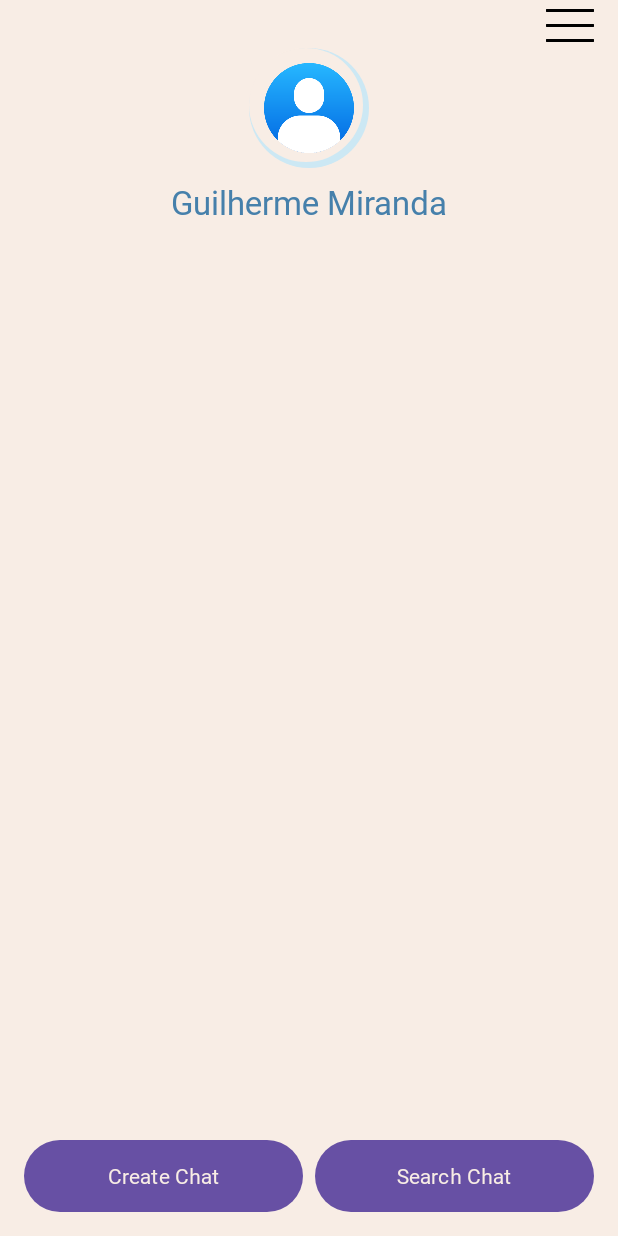
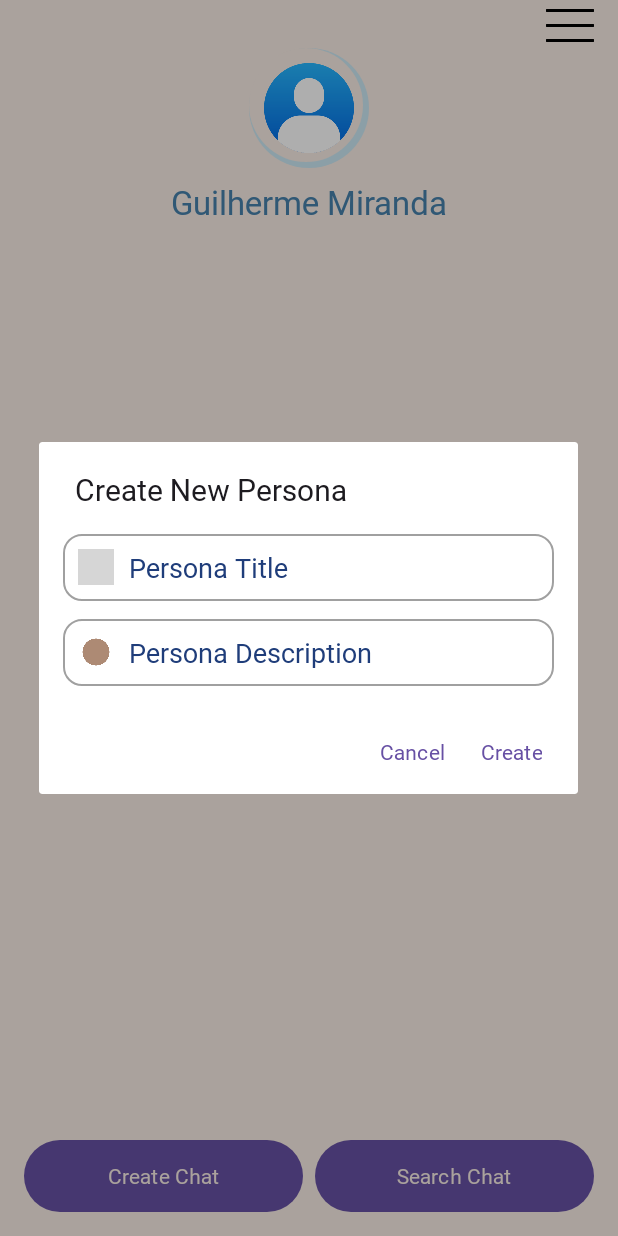
Before and after one commit to GuilhermeWah/AIPersonas, an Android app: the MainActivity screen opened directly, with no data from a screen before it, after a tap on "Create Chat", on a phone screen of 412 x 824 dp. Run offline under Robolectric (Android 15) with nearby library versions, the phone set to English and light mode, and no system bars; our stand-ins replace Firebase (no records; nobody signed in at launch, a user with empty details on screens opened directly), Room's generated code; grey boxes are pictures that could not be loaded.

Commit message:
--->  offline & online sync --->  database logic finished; --->  both room and firestore working; --->  implemented the createPersona functionality; --->  well done (=

```diff
--- a/app/src/main/java/com/example/aipersonas/activities/ChatActivity.java
+++ b/app/src/main/java/com/example/aipersonas/activities/ChatActivity.java
@@ -21,10 +21,10 @@ public class ChatActivity extends AppCompatActivity {
     @Override
     protected void onCreate(Bundle savedInstanceState) {
 
-        sendButton = findViewById(R.id.buttonSendMessage);
-
         super.onCreate(savedInstanceState);
         setContentView(R.layout.activity_chat);
+
+        sendButton = findViewById(R.id.buttonSendMessage);
 
         // Retrieve the chatId from the intent and use it to load chat messages
         int chatId = getIntent().getIntExtra("chatId", -1);
--- a/app/src/main/java/com/example/aipersonas/activities/MainActivity.java
+++ b/app/src/main/java/com/example/aipersonas/activities/MainActivity.java
@@ -2,10 +2,13 @@ package com.example.aipersonas.activities;
 
 import android.content.Intent;
 import android.os.Bundle;
+import android.view.LayoutInflater;
 import android.view.View;
 import android.widget.Button;
+import android.widget.EditText;
 import android.widget.Toast;
 import androidx.annotation.NonNull;
+import androidx.appcompat.app.AlertDialog;
 import androidx.appcompat.app.AppCompatActivity;
 import androidx.lifecycle.ViewModelProvider;
 import androidx.recyclerview.widget.GridLayoutManager;
@@ -14,6 +17,7 @@ import androidx.recyclerview.widget.RecyclerView;
 import com.example.aipersonas.R;
 import com.example.aipersonas.adapters.PersonaAdapter;
 import com.example.aipersonas.models.Persona;
+import com.example.aipersonas.repositories.PersonaRepository;
 import com.example.aipersonas.viewmodels.PersonaViewModel;
 
 import java.util.ArrayList;
@@ -73,21 +77,65 @@ public class MainActivity extends AppCompatActivity implements PersonaAdapter.On
             }
         });
 
+        // create new persona chat button
+        createNewChatButton.setOnClickListener(v -> showCreateChatDialog());
 
-
-        // Create New Chat Button Action
-        createNewChatButton.setOnClickListener(v -> {
-            // Redirect to Create Persona Activity
-            Intent intent = new Intent(MainActivity.this, MainActivity.class);
-            startActivity(intent);
-        });
-
-        // Search Chat Button Action
+        // @TODO: search chat button
         searchChatButton.setOnClickListener(v -> {
             // Implement search functionality
             Toast.makeText(MainActivity.this, "Search Chat functionality coming soon...", Toast.LENGTH_SHORT).show();
         });
     }
+
+    //  show dialog for creating a new persona/chat
+    private void showCreateChatDialog() {
+        // Inflate the dialog layout
+        LayoutInflater inflater = LayoutInflater.from(this);
+        View dialogView = inflater.inflate(R.layout.create_personamodal, null);
+
+        // Initialize the EditTexts from the modal  layout we created
+        EditText personaTitleEditText = dialogView.findViewById(R.id.editTextPersonaTitle);
+        EditText personaDescriptionEditText = dialogView.findViewById(R.id.editTextPersonaDescription);
+
+        // build and show the modal
+        new AlertDialog.Builder(this)
+                .setTitle("Create New Persona")
+                .setView(dialogView)
+                .setPositiveButton("Create", (dialog, which) -> {
+                    String title = personaTitleEditText.getText().toString().trim();
+                    String description = personaDescriptionEditText.getText().toString().trim();
+
+                    if (!title.isEmpty() && !description.isEmpty()) {
+                        // here we are creating the persona and storing it on the db
+                        Persona newPersona = new Persona(title, description);
+                        personaViewModel.insert(newPersona);
+
+                        Toast.makeText(MainActivity.this, "Persona created successfully!", Toast.LENGTH_SHORT).show();
+                    } else {
+                        Toast.makeText(MainActivity.this, "Please enter a title and description!", Toast.LENGTH_SHORT).show();
+                    }
+                })
+                .setNegativeButton("Cancel", (dialog, which) -> dialog.dismiss())
+                .create()
+                .show();
+    }
+
+    private void deletePersona(Persona persona) {
+        personaViewModel.delete(persona, new PersonaRepository.FirestoreCallback() {
+            @Override
+            public void onSuccess() {
+                // Persona successfully deleted
+                Toast.makeText(MainActivity.this, "Persona deleted", Toast.LENGTH_SHORT).show();
+            }
+
+            @Override
+            public void onFailure(Exception e) {
+                // Failed to delete persona
+                Toast.makeText(MainActivity.this, "Failed to delete persona: " + e.getMessage(), Toast.LENGTH_SHORT).show();
+            }
+        });
+    }
+
 
     @Override
     public void onPersonaClick(Persona persona) {
@@ -99,23 +147,34 @@ public class MainActivity extends AppCompatActivity implements PersonaAdapter.On
 
     @Override
     public void onPersonaLongClick(Persona persona) {
-        // Display options for favorite or delete persona
-        // Implement context menu or dialog for additional actions
-        Toast.makeText(this, "Long press options: Favorite or Delete", Toast.LENGTH_SHORT).show();
+        // Create an AlertDialog to give user options for delete or favorite
+        new AlertDialog.Builder(this)
+                .setTitle("Choose Action")
+                .setItems(new String[]{"Delete", "Favorite"}, (dialog, which) -> {
+                    switch (which) {
+                        case 0: // Delete
+                            deletePersona(persona);
+                            break;
+                        case 1: // Favorite
+                            //@TODO:favoritePersona(persona);
+                            break;
+                    }
+                })
+                .show();
     }
-
+    //dummy datam just to test.
     @NonNull
     private List<Persona> createDummyPersonas() {
         List<Persona> personas = new ArrayList<>();
-        personas.add(new Persona("899","Cybersecurity Expert", "Protects your data and enhances digital security."));
-        personas.add(new Persona("990","Culture Specialist", "Helps with translations and cultural insights."));
-        personas.add(new Persona("991","Medical Advisor", "Offers general health and wellness tips."));
-        personas.add(new Persona("992","Financial Consultant", "Guides you in budgeting and investments."));
-        personas.add(new Persona("993","Mental Health Coach", "Supports emotional well-being and mindfulness."));
-        personas.add(new Persona("994","Travel Planner", "Plans your trips with custom itineraries."));
-        personas.add(new Persona("995","Fitness Instructor", "Provides workout routines and fitness advice."));
-        personas.add(new Persona("996","Recipe Guru", "Suggests easy recipes for every occasion."));
-        personas.add(new Persona("997","History Enthusiast", "Explores major historical events and figures."));
+        personas.add(new Persona( "Cybersecurity Expert", "Protects your data and enhances digital security."));
+        personas.add(new Persona( "Culture Specialist", "Helps with translations and cultural insights."));
+        personas.add(new Persona( "Medical Advisor", "Offers general health and wellness tips."));
+        personas.add(new Persona( "Financial Consultant", "Guides you in budgeting and investments."));
+        personas.add(new Persona( "Mental Health Coach", "Supports emotional well-being and mindfulness."));
+        personas.add(new Persona( "Travel Planner", "Plans your trips with custom itineraries."));
+        personas.add(new Persona( "Fitness Instructor", "Provides workout routines and fitness advice."));
+        personas.add(new Persona( "Recipe Guru", "Suggests easy recipes for every occasion."));
+        personas.add(new Persona( "History Enthusiast", "Explores major historical events and figures."));
         return personas;
     }
 }
--- a/app/src/main/java/com/example/aipersonas/adapters/PersonaAdapter.java
+++ b/app/src/main/java/com/example/aipersonas/adapters/PersonaAdapter.java
@@ -47,7 +47,7 @@ public class PersonaAdapter extends RecyclerView.Adapter<PersonaAdapter.PersonaV
     @Override
     public void onBindViewHolder(@NonNull PersonaViewHolder holder, int position) {
         Persona persona = personaList.get(position);
-        holder.title.setText(persona.getDescription());
+        holder.title.setText(persona.getName());
         holder.description.setText(persona.getDescription());
 
         holder.itemView.setOnClickListener(v -> chatClickListener.onPersonaClick(persona));
--- a/app/src/main/java/com/example/aipersonas/databases/ChatDAO.java
+++ b/app/src/main/java/com/example/aipersonas/databases/ChatDAO.java
@@ -6,10 +6,7 @@ import androidx.room.Delete;
 import androidx.room.Insert;
 import androidx.room.Query;
 import androidx.room.Update;
-import androidx.room.OnConflictStrategy;
-
 import com.example.aipersonas.models.Chat;
-
 import java.util.List;
 
 @Dao
@@ -24,9 +21,11 @@ public interface ChatDAO {
     @Delete
     void delete(Chat chat);
 
+    /*
     @Query("SELECT * FROM chat_table WHERE userId = :userId ORDER BY timestamp DESC")
     LiveData<List<Chat>> getChatsForPersona(int personaId);
+    */
 
-    @Query("SELECT * FROM chat_table")
-    LiveData<List<Chat>> getAllChats();
+    @Query("SELECT * FROM chat_table WHERE userId = :userId ORDER BY timestamp DESC")
+    LiveData<List<Chat>> getAllChats(String userId);
 }
--- a/app/src/main/java/com/example/aipersonas/databases/ChatDatabase.java
+++ b/app/src/main/java/com/example/aipersonas/databases/ChatDatabase.java
@@ -9,7 +9,7 @@ import androidx.room.RoomDatabase;
 import com.example.aipersonas.models.Chat;
 import com.example.aipersonas.models.Persona;
 
-@Database(entities = {Persona.class, Chat.class}, version = 4, exportSchema = false)
+@Database(entities = {Persona.class, Chat.class}, version = 5, exportSchema = false)
 public abstract class ChatDatabase extends RoomDatabase {
 
     private static ChatDatabase instance;
--- a/app/src/main/java/com/example/aipersonas/models/Chat.java
+++ b/app/src/main/java/com/example/aipersonas/models/Chat.java
@@ -16,6 +16,7 @@ public class Chat {
 
     // Constructor
     public Chat(String userId,String personaId, String personaTitle, String lastMessage, long timestamp) {
+        this.userId = userId;
         this.personaId = personaId;
         this.personaTitle = personaTitle;
         this.lastMessage = lastMessage;
@@ -27,9 +28,14 @@ public class Chat {
         return chatId;
     }
 
+    public String getUserId() {
+        return userId;
+    }
+
     public void setChatId(int chatId) {
         this.chatId = chatId;
     }
+
     public void setLastMessage (String lastMessage){
         this.lastMessage = lastMessage;
     }
--- a/app/src/main/java/com/example/aipersonas/repositories/PersonaRepository.java
+++ b/app/src/main/java/com/example/aipersonas/repositories/PersonaRepository.java
@@ -48,6 +48,11 @@ public class PersonaRepository {
         }
     }
 
+    public interface FirestoreCallback {
+        void onSuccess();
+        void onFailure(Exception e);
+    }
+
 // Fetch personas from Firestore and cache them in Room
 private void fetchPersonasFromFirestore() {
 
@@ -60,7 +65,7 @@ private void fetchPersonasFromFirestore() {
                     // Clear old data to avoid duplication
                     personaDAO.deleteAll();
 
-                    // Insert fetched data into Room
+                    // data we fetched is inserted on room; sync online and offline
                     for (DocumentSnapshot document : queryDocumentSnapshots) {
                         Persona persona = document.toObject(Persona.class);
                         personaDAO.insert(persona);
@@ -73,7 +78,7 @@ private void fetchPersonasFromFirestore() {
             });
 }
 
-// Method to return all Personas (from Room database)
+// this method returns all the personas from the roomDB
 public LiveData<List<Persona>> getAllPersonas() {
     return allPersonas; // Data is sourced from Room, which acts as the local cache
 }
@@ -123,7 +128,7 @@ public LiveData<List<Persona>> getAllPersonas() {
     }
 
     // Method to delete a Persona
-    public void delete(Persona persona) {
+    public void delete(Persona persona, FirestoreCallback callback) {
         // Delete from Room Database asynchronously
         executor.execute(() -> {
             personaDAO.delete(persona);
@@ -134,11 +139,14 @@ public LiveData<List<Persona>> getAllPersonas() {
                     .document(String.valueOf(persona.getPersonaId()))
                     .delete()
                     .addOnSuccessListener(aVoid -> {
-                        // Successfully deleted from Firestore
+                        if (callback != null) {
+                            callback.onSuccess();
+                        }
                     })
                     .addOnFailureListener(e -> {
-                        // Log error
-                        e.printStackTrace();
+                        if (callback != null) {
+                            callback.onFailure(e);
+                        }
                     });
         });
     }
--- a/app/src/main/java/com/example/aipersonas/viewmodels/PersonaViewModel.java
+++ b/app/src/main/java/com/example/aipersonas/viewmodels/PersonaViewModel.java
@@ -13,13 +13,13 @@ import java.util.List;
 
 public class PersonaViewModel extends AndroidViewModel {
 
-    private PersonaRepository repository;
+    private PersonaRepository personaRepository;
     private LiveData<List<Persona>> allPersonas;
 
     public PersonaViewModel(@NonNull Application application) {
         super(application);
-        repository = new PersonaRepository(application);
-        allPersonas = repository.getAllPersonas();
+        personaRepository = new PersonaRepository(application);
+        allPersonas = personaRepository.getAllPersonas();
     }
 
     public LiveData<List<Persona>> getAllPersonas() {
@@ -27,14 +27,12 @@ public class PersonaViewModel extends AndroidViewModel {
     }
 
     public void insert(Persona persona) {
-        repository.insert(persona);
+        personaRepository.insert(persona);
     }
 
-    public void update(Persona persona) {
-        repository.update(persona);
+    public void delete(Persona persona, PersonaRepository.FirestoreCallback callback) {
+        personaRepository.delete(persona, callback);
     }
 
-    public void delete(Persona persona) {
-        repository.delete(persona);
-    }
+    // Similarly, you can add update and delete methods if required.
 }
--- /dev/null
+++ b/app/src/main/res/drawable/input_field_background.xml
@@ -0,0 +1,6 @@
+<?xml version="1.0" encoding="utf-8"?>
+<shape xmlns:android="http://schemas.android.com/apk/res/android">
+    <solid android:color="@color/white" />
+    <corners android:radius="12dp" />
+    <stroke android:width="1dp" android:color="@color/inputBorder" />
+</shape>
--- /dev/null
+++ b/app/src/main/res/drawable/modal_background.xml
@@ -0,0 +1,11 @@
+<?xml version="1.0" encoding="utf-8"?>
+<shape xmlns:android="http://schemas.android.com/apk/res/android">
+    <solid android:color="@color/white"/>
+    <corners android:radius="16dp"/>
+    <padding
+        android:left="16dp"
+        android:top="16dp"
+        android:right="16dp"
+        android:bottom="16dp" />
+
+</shape>
--- a/app/src/main/res/layout/activity_chat.xml
+++ b/app/src/main/res/layout/activity_chat.xml
@@ -77,10 +77,12 @@
             android:id="@+id/buttonSendMessage"
             android:layout_width="48dp"
             android:layout_height="48dp"
+            android:src="@drawable/ic_send_icon"
             android:background="@drawable/rounded_send_button_background"
             android:contentDescription="Send message"
-            android:src="@drawable/ic_send_icon"
-            app:tint="@color/background_light" />
+            android:scaleType="fitCenter"
+
+             />
     </LinearLayout>
 
 </RelativeLayout>
--- /dev/null
+++ b/app/src/main/res/layout/create_personamodal.xml
@@ -0,0 +1,73 @@
+<?xml version="1.0" encoding="utf-8"?>
+<LinearLayout xmlns:android="http://schemas.android.com/apk/res/android"
+    xmlns:app="http://schemas.android.com/apk/res-auto"
+    xmlns:tools="http://schemas.android.com/tools"
+    android:layout_width="match_parent"
+    android:layout_height="wrap_content"
+    android:orientation="vertical"
+    android:padding="16dp"
+    android:background="@drawable/modal_background">
+
+    <!-- Persona Title Input Field -->
+    <LinearLayout
+        android:layout_width="match_parent"
+        android:layout_height="wrap_content"
+        android:orientation="horizontal"
+        android:background="@drawable/input_field_background"
+        android:padding="10dp"
+        android:layout_marginBottom="12dp">
+
+        <ImageView
+            android:layout_width="24dp"
+            android:layout_height="24dp"
+            android:layout_gravity="center_vertical"
+            android:src="@drawable/ic_send_icon"
+            android:contentDescription="Persona Title Icon"
+            app:tint="@color/accent_dark_light_40" />
+
+        <EditText
+            android:id="@+id/editTextPersonaTitle"
+            android:layout_width="0dp"
+            android:layout_height="wrap_content"
+            android:layout_marginStart="10dp"
+            android:layout_weight="1"
+            android:background="@android:color/transparent"
+            android:hint="Persona Title"
+            android:inputType="text"
+            android:textColor="@color/primaryText"
+            android:textColorHint="@color/linkTextColor"
+            tools:ignore="TouchTargetSizeCheck" />
+    </LinearLayout>
+
+    <!-- Persona Description Input Field -->
+    <LinearLayout
+        android:layout_width="match_parent"
+        android:layout_height="wrap_content"
+        android:orientation="horizontal"
+        android:background="@drawable/input_field_background"
+        android:padding="10dp">
+
+        <ImageView
+            android:layout_width="24dp"
+            android:layout_height="24dp"
+            android:layout_gravity="center_vertical"
+            android:src="@drawable/ic_profile_placeholder"
+            android:contentDescription="Persona Description Icon"
+            app:tint="@color/accent_dark_light_40" />
+
+        <EditText
+            android:id="@+id/editTextPersonaDescription"
+            android:layout_width="0dp"
+            android:layout_height="wrap_content"
+            android:layout_marginStart="10dp"
+            android:layout_weight="1"
+            android:autofillHints=""
+            android:background="@android:color/transparent"
+            android:hint="Persona Description"
+            android:inputType="text"
+            android:textColor="@color/primaryText"
+            android:textColorHint="@color/linkTextColor"
+            tools:ignore="TouchTargetSizeCheck" />
+    </LinearLayout>
+
+</LinearLayout>
--- a/app/src/main/res/layout/item_chat.xml
+++ b/app/src/main/res/layout/item_chat.xml
@@ -17,7 +17,7 @@
             android:id="@+id/personaTitle"
             android:layout_width="wrap_content"
             android:layout_height="wrap_content"
-            android:text="Persona Title"
+            android:text="@string/persona_title"
             android:textSize="18sp"
             android:textColor="@color/primary_dark"
             android:fontFamily="@font/roboto_bold" />
@@ -27,7 +27,7 @@
             android:id="@+id/lastMessage"
             android:layout_width="wrap_content"
             android:layout_height="wrap_content"
-            android:text="Last message content"
+            android:text="@string/last_message_content"
             android:textSize="14sp"
             android:textColor="@color/accent_dark"
             android:fontFamily="@font/roboto_regular"
--- a/app/src/main/res/values/strings.xml
+++ b/app/src/main/res/values/strings.xml
@@ -30,5 +30,7 @@
 
     <!-- Persona Card strings -->
     <string name="persona_image_desc">Persona Image</string>
+    <string name="last_message_content">Last message content</string>
+    <string name="persona_title">Persona Title</string>
 
 </resources>
```
Also changed, not shown: app/src/main/java/com/example/aipersonas/models/Persona.java (+16 -5 lines), app/src/main/java/com/example/aipersonas/repositories/ChatRepository.java (+10 -4 lines).
